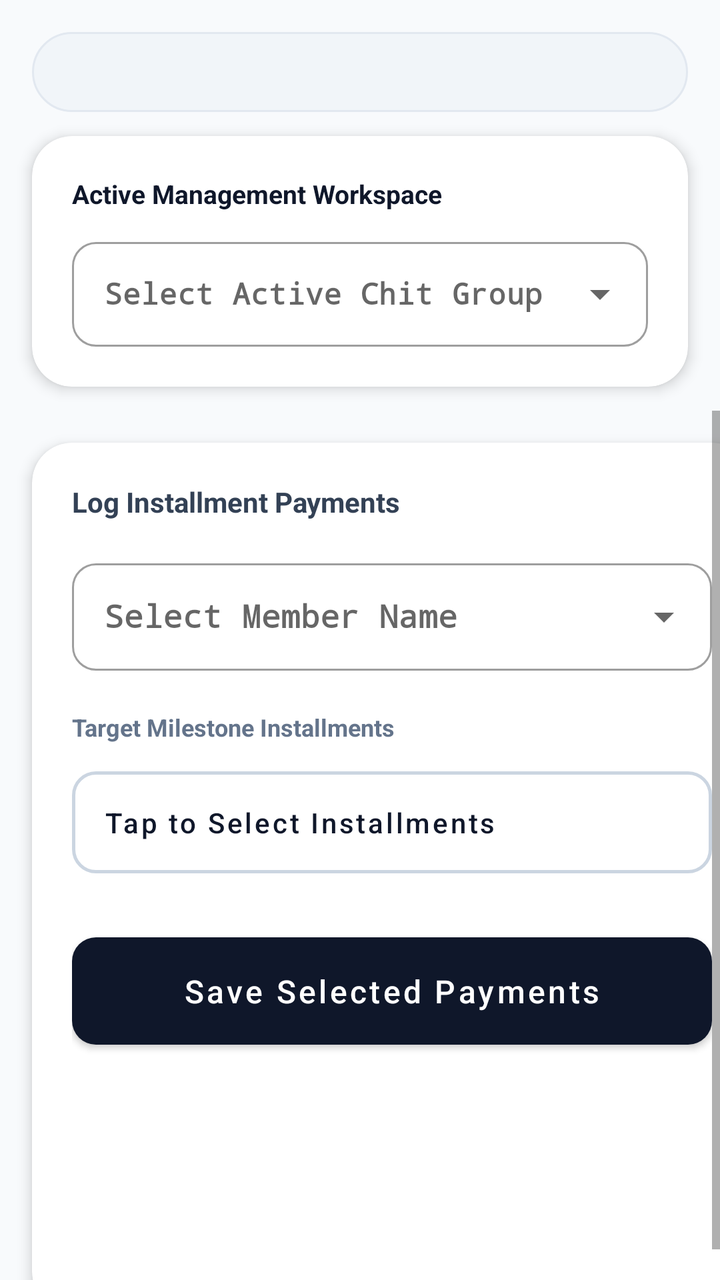
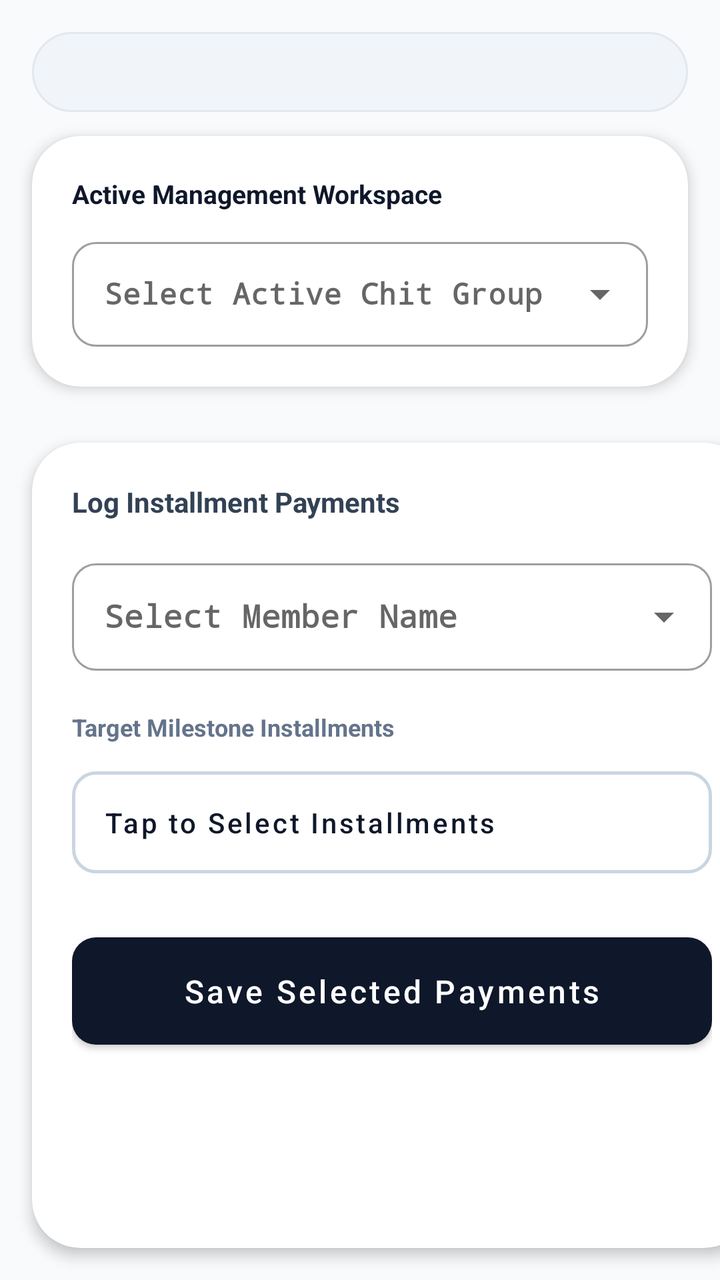

Screens rendered from an Android XML layout before and after an edit, with the pre-edit source and the edit as a unified diff.
<!-- AndroidManifest.xml: application theme Theme.ChitFundManager -->
<!-- res/layout/activity_main.xml -->
<?xml version="1.0" encoding="utf-8"?>
<LinearLayout xmlns:android="http://schemas.android.com/apk/res/android"
    xmlns:app="http://schemas.android.com/apk/res-auto"
    android:layout_width="match_parent"
    android:layout_height="match_parent"
    android:background="#F8FAFC"
    android:orientation="vertical">

    <com.google.android.material.tabs.TabLayout
        android:id="@+id/premiumTabLayout"
        android:layout_width="match_parent"
        android:layout_height="40dp"
        android:layout_marginStart="16dp"
        android:layout_marginEnd="16dp"
        android:layout_marginTop="16dp"
        android:layout_marginBottom="12dp"
        android:background="@drawable/tab_background_pill"
        app:tabBackground="@android:color/transparent"
        app:tabIndicator="@drawable/tab_indicator_pill"
        app:tabIndicatorColor="#0F172A"
        app:tabIndicatorGravity="stretch"
        app:tabIndicatorHeight="40dp"
        app:tabMode="fixed"
        app:tabGravity="fill"
        app:tabSelectedTextColor="#FFFFFF"
        app:tabTextColor="#475569"
        app:tabTextAppearance="@style/PremiumTabTextStyle"
        app:tabRippleColor="@android:color/transparent"/>

    <com.google.android.material.card.MaterialCardView
        android:layout_width="match_parent"
        android:layout_height="wrap_content"
        android:layout_marginStart="16dp"
        android:layout_marginEnd="16dp"
        android:layout_marginBottom="12dp"
        app:cardCornerRadius="20dp"
        app:cardElevation="4dp"
        app:cardPreventCornerOverlap="true"
        app:strokeWidth="0dp">

        <LinearLayout
            android:layout_width="match_parent"
            android:layout_height="wrap_content"
            android:orientation="vertical"
            android:padding="20dp">

            <TextView
                android:layout_width="wrap_content"
                android:layout_height="wrap_content"
                android:text="Active Management Workspace"
                android:textColor="#0F172A"
                android:textSize="13sp"
                android:textStyle="bold"
                android:layout_marginBottom="10dp" />

            <com.google.android.material.textfield.TextInputLayout
                style="@style/Widget.MaterialComponents.TextInputLayout.OutlinedBox.ExposedDropdownMenu"
                android:layout_width="match_parent"
                android:layout_height="wrap_content"
                android:hint="Select Active Chit Group"
                app:boxCornerRadiusTopStart="12dp"
                app:boxCornerRadiusTopEnd="12dp"
                app:boxCornerRadiusBottomStart="12dp"
                app:boxCornerRadiusBottomEnd="12dp">

                <AutoCompleteTextView
                    android:id="@+id/spChitSelector"
                    android:layout_width="match_parent"
                    android:layout_height="wrap_content"
                    android:inputType="none"
                    android:padding="16dp"
                    android:textSize="15sp"
                    android:fontFamily="monospace"
                    android:textStyle="bold"
                    android:textColor="#0F172A"
                    android:popupBackground="@drawable/dropdown_popup_bg" />
            </com.google.android.material.textfield.TextInputLayout>
        </LinearLayout>
    </com.google.android.material.card.MaterialCardView>

    <FrameLayout
        android:layout_width="match_parent"
        android:layout_height="match_parent">

        <ScrollView
            android:id="@+id/tabContainerCollect"
            android:layout_width="match_parent"
            android:layout_height="match_parent"
            android:fillViewport="true"
            android:visibility="visible">

            <com.google.android.material.card.MaterialCardView
                android:id="@+id/llFormContainer"
                android:layout_width="match_parent"
                android:layout_height="wrap_content"
                android:layout_margin="16dp"
                app:cardCornerRadius="20dp"
                app:cardElevation="4dp"
                app:cardPreventCornerOverlap="true"
                app:strokeWidth="0dp">

                <LinearLayout
                    android:layout_width="match_parent"
                    android:layout_height="wrap_content"
                    android:orientation="vertical"
                    android:padding="20dp">

                    <TextView
                        android:layout_width="wrap_content"
                        android:layout_height="wrap_content"
                        android:text="Log Installment Payments"
                        android:textColor="#334155"
                        android:textSize="14sp"
                        android:textStyle="bold"
                        android:layout_marginBottom="16dp" />

                    <com.google.android.material.textfield.TextInputLayout
                        style="@style/Widget.MaterialComponents.TextInputLayout.OutlinedBox.ExposedDropdownMenu"
                        android:layout_width="match_parent"
                        android:layout_height="wrap_content"
                        android:layout_marginBottom="20dp"
                        android:hint="Select Member Name"
                        app:boxCornerRadiusTopStart="12dp"
                        app:boxCornerRadiusTopEnd="12dp"
                        app:boxCornerRadiusBottomStart="12dp"
                        app:boxCornerRadiusBottomEnd="12dp">

                        <AutoCompleteTextView
                            android:id="@+id/spMembers"
                            android:layout_width="match_parent"
                            android:layout_height="wrap_content"
                            android:inputType="none"
                            android:padding="16dp"
                            android:fontFamily="monospace"
                            android:textStyle="bold"
                            android:textColor="#0F172A"
                            android:popupBackground="@drawable/dropdown_popup_bg" />
                    </com.google.android.material.textfield.TextInputLayout>

                    <TextView
                        android:layout_width="wrap_content"
                        android:layout_height="wrap_content"
                        android:text="Target Milestone Installments"
                        android:textColor="#64748B"
                        android:textSize="12sp"
                        android:textStyle="bold"
                        android:layout_marginBottom="8dp" />

                    <com.google.android.material.button.MaterialButton
                        android:id="@+id/btnSelectInstallments"
                        style="@style/Widget.MaterialComponents.Button.OutlinedButton"
                        android:layout_width="match_parent"
                        android:layout_height="wrap_content"
                        android:layout_marginBottom="20dp"
                        android:text="Tap to Select Installments"
                        android:textColor="#0F172A"
                        android:gravity="start|center_vertical"
                        android:padding="16dp"
                        android:textAllCaps="false"
                        app:strokeColor="#CBD5E1"
                        app:strokeWidth="1.5dp"
                        app:cornerRadius="12dp" />

                    <com.google.android.material.button.MaterialButton
                        android:id="@+id/btnAddInstallment"
                        android:layout_width="match_parent"
                        android:layout_height="wrap_content"
                        android:text="Save Selected Payments"
                        android:textAllCaps="false"
                        android:textSize="16sp"
                        android:padding="16dp"
                        app:backgroundTint="#0F172A"
                        app:cornerRadius="12dp" />
                </LinearLayout>
            </com.google.android.material.card.MaterialCardView>
        </ScrollView>

        <ScrollView
            android:id="@+id/tabContainerMatrix"
            android:layout_width="match_parent"
            android:layout_height="match_parent"
            android:fillViewport="true"
            android:visibility="gone">

            <com.google.android.material.card.MaterialCardView
                android:layout_width="match_parent"
                android:layout_height="wrap_content"
                android:layout_margin="16dp"
                app:cardCornerRadius="20dp"
                app:cardElevation="4dp"
                app:cardPreventCornerOverlap="true"
                app:strokeWidth="0dp">

                <LinearLayout
                    android:layout_width="match_parent"
                    android:layout_height="wrap_content"
                    android:orientation="vertical"
                    android:padding="20dp">

                    <TextView
                        android:id="@+id/tvFundTitle"
                        android:layout_width="match_parent"
                        android:layout_height="wrap_content"
                        android:textSize="18sp"
                        android:fontFamily="monospace"
                        android:textStyle="bold"
                        android:textColor="#0F172A"
                        android:layout_marginBottom="12dp" />

                    <com.google.android.material.button.MaterialButton
                        android:id="@+id/btnToggleMatrixOrientation"
                        style="@style/Widget.MaterialComponents.Button.OutlinedButton"
                        android:layout_width="wrap_content"
                        android:layout_height="wrap_content"
                        android:layout_marginBottom="18dp"
                        android:text="View Vertically (Scroll Down)"
                        android:textAllCaps="false"
                        android:textColor="#0F172A"
                        android:textSize="13sp"
                        app:strokeColor="#CBD5E1"
                        app:strokeWidth="1.5dp"
                        app:cornerRadius="20dp"
                        app:icon="@android:drawable/ic_menu_sort_by_size"
                        app:iconTint="#0F172A" />

                    <HorizontalScrollView
                        android:layout_width="match_parent"
                        android:layout_height="wrap_content">
                        <TableLayout
                            android:id="@+id/tlFundTable"
                            android:layout_width="wrap_content"
                            android:layout_height="wrap_content"
                            android:stretchColumns="*" />
                    </HorizontalScrollView>
                </LinearLayout>
            </com.google.android.material.card.MaterialCardView>
        </ScrollView>

        <ScrollView
            android:id="@+id/tabContainerLedger"
            android:layout_width="match_parent"
            android:layout_height="match_parent"
            android:fillViewport="true"
            android:visibility="gone">

            <com.google.android.material.card.MaterialCardView
                android:layout_width="match_parent"
                android:layout_height="wrap_content"
                android:layout_margin="16dp"
                app:cardCornerRadius="20dp"
                app:cardElevation="4dp"
                app:cardPreventCornerOverlap="true"
                app:strokeWidth="0dp">

                <LinearLayout
                    android:layout_width="match_parent"
                    android:layout_height="wrap_content"
                    android:orientation="vertical"
                    android:padding="20dp">

                    <TextView
                        android:layout_width="wrap_content"
                        android:layout_height="wrap_content"
                        android:text="Transaction History Ledger"
                        android:textSize="18sp"
                        android:textStyle="bold"
                        android:textColor="#0F172A"
                        android:layout_marginBottom="14dp"/>

                    <com.google.android.material.textfield.TextInputLayout
                        style="@style/Widget.MaterialComponents.TextInputLayout.OutlinedBox.ExposedDropdownMenu"
                        android:layout_width="match_parent"
                        android:layout_height="wrap_content"
                        android:layout_marginBottom="16dp"
                        android:hint="Filter Ledger by Group"
                        app:boxCornerRadiusTopStart="12dp"
                        app:boxCornerRadiusTopEnd="12dp"
                        app:boxCornerRadiusBottomStart="12dp"
                        app:boxCornerRadiusBottomEnd="12dp">

                        <AutoCompleteTextView
                            android:id="@+id/spHistoryFilter"
                            android:layout_width="match_parent"
                            android:layout_height="wrap_content"
                            android:inputType="none"
                            android:padding="16dp"
                            android:fontFamily="monospace"
                            android:textStyle="bold"
                            android:textColor="#0F172A"
                            android:popupBackground="@drawable/dropdown_popup_bg" />
                    </com.google.android.material.textfield.TextInputLayout>

                    <TextView
                        android:id="@+id/tvHistorySummary"
                        android:layout_width="match_parent"
                        android:layout_height="wrap_content"
                        android:background="#F8FAFC"
                        android:padding="14dp"
                        android:textColor="#334155"
                        android:textStyle="bold"
                        android:textSize="13sp"
                        android:layout_marginBottom="18dp"/>

                    <HorizontalScrollView
                        android:layout_width="match_parent"
                        android:layout_height="wrap_content">
                        <TableLayout
                            android:id="@+id/tlHistoryTable"
                            android:layout_width="wrap_content"
                            android:layout_height="wrap_content"
                            android:stretchColumns="*" />
                    </HorizontalScrollView>
                </LinearLayout>
            </com.google.android.material.card.MaterialCardView>
        </ScrollView>

        <ScrollView
            android:id="@+id/tabContainerAdvances"
            android:layout_width="match_parent"
            android:layout_height="match_parent"
            android:fillViewport="true"
            android:visibility="gone">

            <com.google.android.material.card.MaterialCardView
                android:layout_width="match_parent"
                android:layout_height="wrap_content"
                android:layout_margin="16dp"
                app:cardCornerRadius="20dp"
                app:cardElevation="4dp"
                app:cardPreventCornerOverlap="true"
                app:strokeWidth="0dp">

                <LinearLayout
                    android:layout_width="match_parent"
                    android:layout_height="wrap_content"
                    android:orientation="vertical"
                    android:padding="20dp">

                    <TextView
                        android:layout_width="wrap_content"
                        android:layout_height="wrap_content"
                        android:text="Recorded Member Advances"
                        android:textSize="18sp"
                        android:textStyle="bold"
                        android:textColor="#0F172A"
                        android:layout_marginBottom="14dp"/>

                    <HorizontalScrollView
                        android:layout_width="match_parent"
                        android:layout_height="wrap_content">
                        <TableLayout
                            android:id="@+id/tlAdvancesTable"
                            android:layout_width="wrap_content"
                            android:layout_height="wrap_content"
                            android:stretchColumns="*" />
                    </HorizontalScrollView>
                </LinearLayout>
            </com.google.android.material.card.MaterialCardView>
        </ScrollView>
    </FrameLayout>
</LinearLayout>
<!-- resources referenced by this layout -->
<resources>
  <!-- drawable dropdown_popup_bg (drawable) -->
  <?xml version="1.0" encoding="utf-8"?>
  <shape xmlns:android="http://schemas.android.com/apk/res/android"
      android:shape="rectangle">
      <solid android:color="#FFFFFF" />
      <corners android:radius="12dp" />
      <stroke android:width="1dp" android:color="#E0E0E0" />
  </shape>
  <!-- drawable tab_background_pill (drawable) -->
  <?xml version="1.0" encoding="utf-8"?>
  <shape xmlns:android="http://schemas.android.com/apk/res/android"
      android:shape="rectangle">
      <solid android:color="#F1F5F9" />
      <corners android:radius="24dp" />
      <stroke android:width="1dp" android:color="#E2E8F0" />
  </shape>
  <!-- drawable tab_indicator_pill (drawable) -->
  <?xml version="1.0" encoding="utf-8"?>
  <shape xmlns:android="http://schemas.android.com/apk/res/android"
      android:shape="rectangle">
      <solid android:color="#0F172A" />
      <corners android:radius="24dp" />
  </shape>
  <style name="PremiumTabTextStyle" parent="TextAppearance.Design.Tab">
          
          <item name="android:textSize">12sp</item>
          <item name="android:textStyle">bold</item>
          <item name="android:textAllCaps">false</item>
      </style>
  <style name="Theme.ChitFundManager" parent="Theme.MaterialComponents.Light.DarkActionBar">
          <item name="colorPrimary">#0F172A</item>
          <item name="colorPrimaryDark">#020617</item>
          <item name="colorAccent">#10B981</item>
          
          <item name="android:windowBackground">#F8FAFC</item>
          <item name="cardBackgroundColor">#FFFFFF</item>
  
          <item name="materialAlertDialogTheme">@style/PremiumRoundedAlertDialogTheme</item>
          <item name="shapeAppearanceSmallComponent">@style/PremiumRoundedComponentsSmall</item>
      </style>
  <style name="PremiumRoundedAlertDialogTheme" parent="Theme.MaterialComponents.Light.Dialog.Alert">
          <item name="shapeAppearanceOverlay">@style/PremiumAlertDialogShape</item>
          <item name="backgroundTint">#FFFFFF</item>
      </style>
  <style name="PremiumRoundedComponentsSmall" parent="ShapeAppearance.MaterialComponents.SmallComponent">
          <item name="cornerSize">12dp</item>
      </style>
  <style name="PremiumAlertDialogShape" parent="ShapeAppearance.MaterialComponents.MediumComponent">
          <item name="cornerSize">16dp</item>
      </style>
</resources>

<!-- the commit's change to res/layout/activity_main.xml (unified diff, before → after) -->
@@ -33,7 +33,7 @@
         android:layout_marginStart="16dp"
         android:layout_marginEnd="16dp"
         android:layout_marginBottom="12dp"
-        app:cardCornerRadius="20dp"
+        app:cardCornerRadius="24dp"
         app:cardElevation="4dp"
         app:cardPreventCornerOverlap="true"
         app:strokeWidth="0dp">
@@ -80,13 +80,16 @@
 
     <FrameLayout
         android:layout_width="match_parent"
-        android:layout_height="match_parent">
+        android:layout_height="0dp"
+        android:layout_weight="1">
 
         <ScrollView
             android:id="@+id/tabContainerCollect"
             android:layout_width="match_parent"
             android:layout_height="match_parent"
             android:fillViewport="true"
+            android:clipToPadding="false"
+            android:paddingBottom="32dp"
             android:visibility="visible">
 
             <com.google.android.material.card.MaterialCardView
@@ -94,7 +97,7 @@
                 android:layout_width="match_parent"
                 android:layout_height="wrap_content"
                 android:layout_margin="16dp"
-                app:cardCornerRadius="20dp"
+                app:cardCornerRadius="24dp"
                 app:cardElevation="4dp"
                 app:cardPreventCornerOverlap="true"
                 app:strokeWidth="0dp">
@@ -180,13 +183,15 @@
             android:layout_width="match_parent"
             android:layout_height="match_parent"
             android:fillViewport="true"
+            android:clipToPadding="false"
+            android:paddingBottom="32dp"
             android:visibility="gone">
 
             <com.google.android.material.card.MaterialCardView
                 android:layout_width="match_parent"
                 android:layout_height="wrap_content"
                 android:layout_margin="16dp"
-                app:cardCornerRadius="20dp"
+                app:cardCornerRadius="24dp"
                 app:cardElevation="4dp"
                 app:cardPreventCornerOverlap="true"
                 app:strokeWidth="0dp">
@@ -241,13 +246,15 @@
             android:layout_width="match_parent"
             android:layout_height="match_parent"
             android:fillViewport="true"
+            android:clipToPadding="false"
+            android:paddingBottom="32dp"
             android:visibility="gone">
 
             <com.google.android.material.card.MaterialCardView
                 android:layout_width="match_parent"
                 android:layout_height="wrap_content"
                 android:layout_margin="16dp"
-                app:cardCornerRadius="20dp"
+                app:cardCornerRadius="24dp"
                 app:cardElevation="4dp"
                 app:cardPreventCornerOverlap="true"
                 app:strokeWidth="0dp">
@@ -319,13 +326,15 @@
             android:layout_width="match_parent"
             android:layout_height="match_parent"
             android:fillViewport="true"
+            android:clipToPadding="false"
+            android:paddingBottom="32dp"
             android:visibility="gone">
 
             <com.google.android.material.card.MaterialCardView
                 android:layout_width="match_parent"
                 android:layout_height="wrap_content"
                 android:layout_margin="16dp"
-                app:cardCornerRadius="20dp"
+                app:cardCornerRadius="24dp"
                 app:cardElevation="4dp"
                 app:cardPreventCornerOverlap="true"
                 app:strokeWidth="0dp">
